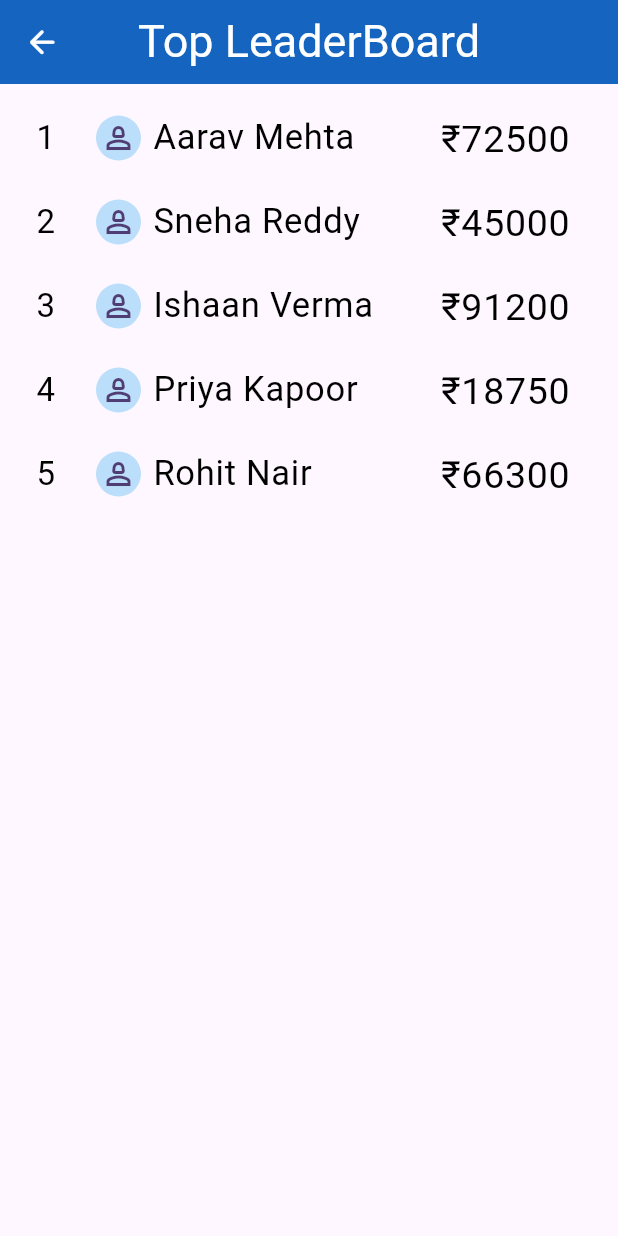
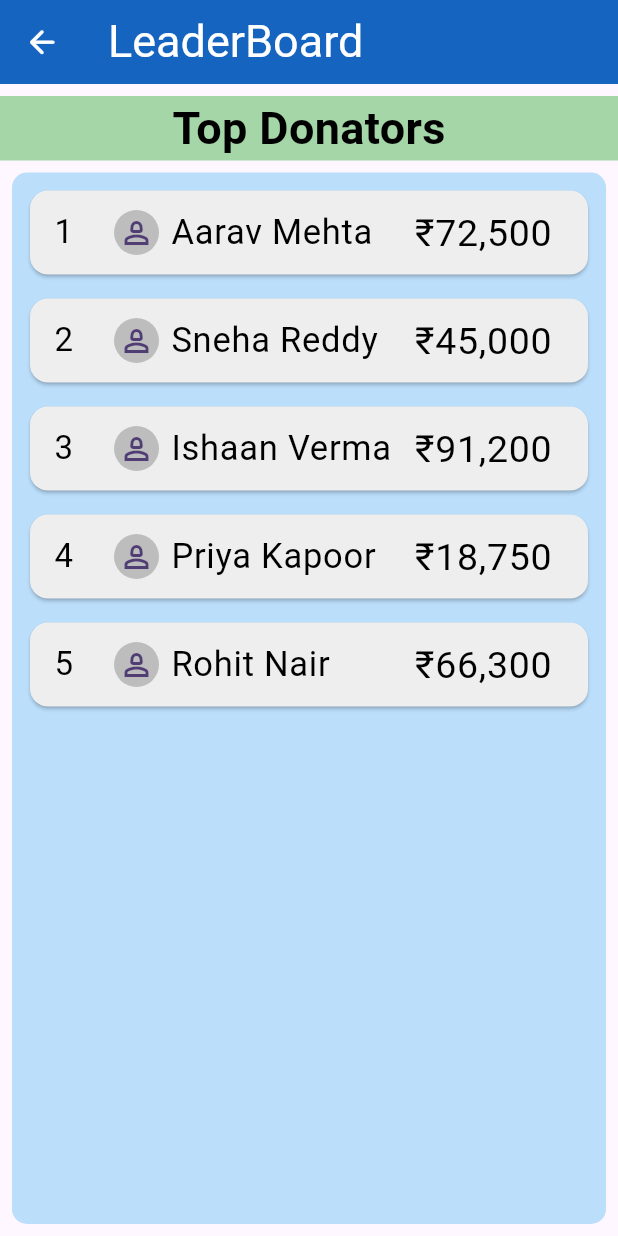
Before and after one commit to Raja-Soni/DashBoard-App, a Flutter app: the LeaderboardPage screen opened directly, on a phone screen of 412 x 824 dp. Run offline on Flutter 3.47's test engine with Material 3 defaults, Android fonts, the phone set to English and light mode, and no system bars; our stand-ins replace page_transition.

Commit message:
Made Leaderboard page look more appealing, removed automatically generated back button of dashboard page

```diff
--- a/lib/main.dart
+++ b/lib/main.dart
@@ -148,7 +148,7 @@ class HomePageState extends State<HomePage> {
                           Navigator.push(
                             context,
                             PageTransition(
-                              type: PageTransitionType.rightToLeftWithFade,
+                              type: PageTransitionType.rightToLeft,
                               curve: Curves.fastOutSlowIn,
                               duration: Duration(milliseconds: 400),
                               child: SignupPage(),
--- a/lib/pages/dashboard_page.dart
+++ b/lib/pages/dashboard_page.dart
@@ -19,6 +19,7 @@ class DashboardPageState extends State<DashboardPage> {
   Widget build(BuildContext context) {
     return Scaffold(
       appBar: AppBar(
+        automaticallyImplyLeading: false,
         title: Row(
           children: [
             Icon(Icons.dashboard, color: Colors.white, size: 30),
--- a/lib/pages/leaderboard_page.dart
+++ b/lib/pages/leaderboard_page.dart
@@ -1,3 +1,4 @@
+import 'package:dashboard_app/custom_widgets/custom_container.dart';
 import 'package:dashboard_app/custom_widgets/custom_text.dart';
 import 'package:flutter/material.dart';
 
@@ -17,16 +18,17 @@ class LeaderboardPageState extends State<LeaderboardPage> {
     'Rohit Nair',
   ];
   final List<String> topDonatorScores = [
-    '₹72500',
-    '₹45000',
-    '₹91200',
-    '₹18750',
-    '₹66300',
+    '₹72,500',
+    '₹45,000',
+    '₹91,200',
+    '₹18,750',
+    '₹66,300',
   ];
 
   @override
   Widget build(BuildContext context) {
-    return Scaffold(
+    return SafeArea(
+      child: Scaffold(
         appBar: AppBar(
           leading: IconButton(
             onPressed: () {
@@ -34,15 +36,43 @@ class LeaderboardPageState extends State<LeaderboardPage> {
             },
             icon: Icon(Icons.arrow_back_rounded, color: Colors.white, size: 25),
           ),
-        title: CustomText(text: "Top LeaderBoard", textSize: 30),
-        centerTitle: true,
+          title: CustomText(text: "LeaderBoard", textSize: 30),
           backgroundColor: Colors.blue.shade800,
         ),
-      body: Padding(
+        body: Column(
+          children: [
+            Padding(
+              padding: const EdgeInsets.only(top: 8.0),
+              child: CustomContainer(
+                width: double.infinity,
+                backgroundColor: Colors.green.shade200,
+                child: Center(
+                  child: CustomText(
+                    text: "Top Donators",
+                    textColor: Colors.black,
+                    textSize: 30,
+                    textBoldness: FontWeight.bold,
+                  ),
+                ),
+              ),
+            ),
+            Expanded(
+              child: Padding(
                 padding: const EdgeInsets.all(8.0),
+                child: CustomContainer(
+                  borderRadius: 10.0,
+                  backgroundColor: Colors.blue.shade100,
                   child: ListView.builder(
                     itemCount: topDonatorNames.length,
-          itemBuilder: (BuildContext context, int index) => ListTile(
+                    itemBuilder: (BuildContext context, int index) => Padding(
+                      padding: const EdgeInsets.only(
+                        left: 8.0,
+                        right: 8.0,
+                        top: 8.0,
+                      ),
+                      child: Card(
+                        color: Colors.grey.shade200,
+                        child: ListTile(
                           leading: CustomText(
                             text: "${index + 1}",
                             textColor: Colors.black,
@@ -52,7 +82,7 @@ class LeaderboardPageState extends State<LeaderboardPage> {
                             children: [
                               CircleAvatar(
                                 radius: 15,
-                  backgroundColor: Colors.blue.shade100,
+                                backgroundColor: Colors.grey.shade400,
                                 child: Icon(Icons.person_2_outlined),
                               ),
                               SizedBox(width: 8),
@@ -71,6 +101,13 @@ class LeaderboardPageState extends State<LeaderboardPage> {
                         ),
                       ),
                     ),
+                  ),
+                ),
+              ),
+            ),
+          ],
+        ),
+      ),
     );
   }
 }
--- a/lib/pages/signup_page.dart
+++ b/lib/pages/signup_page.dart
@@ -149,7 +149,7 @@ class SignupPageState extends State<SignupPage> {
                           Navigator.pushReplacement(
                             context,
                             PageTransition(
-                              type: PageTransitionType.rightToLeftWithFade,
+                              type: PageTransitionType.leftToRight,
                               curve: Curves.fastOutSlowIn,
                               duration: Duration(milliseconds: 400),
                               child: HomePage(),
```
Lines whose indentation alone changed are shown as unchanged.
